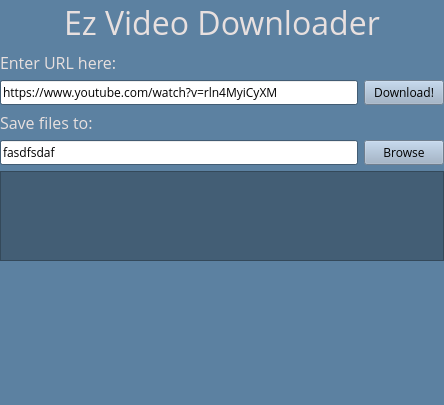
First picture: the form in downloader.ui, repository wsowens/downloader, before the edit.
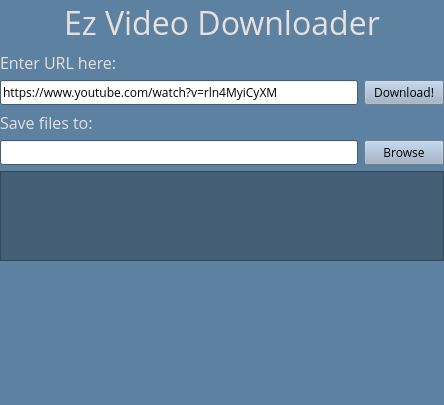
Second picture: the form after the edit.

Commit message: downloader now remembers the last directory that was opened

The edit to the form file:
```diff
--- a/downloader.ui
+++ b/downloader.ui
@@ -561,7 +561,7 @@
        <item>
         <widget class="QLineEdit" name="folder">
          <property name="text">
-          <string>fasdfsdaf</string>
+          <string/>
          </property>
          <property name="readOnly">
           <bool>true</bool>
```
The commit also changes 1 other file.
